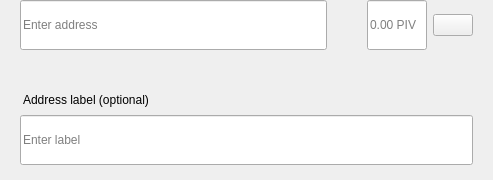
The window that src/qt/ksoc/forms/sendmultirow.ui (ksocsports/ksoc) describes before a commit, drawn with Qt 5.
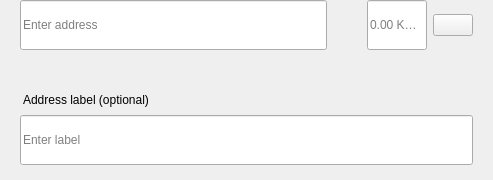
The same window after the commit.

Diff of the .ui file:
```diff
--- a/src/qt/ksoc/forms/sendmultirow.ui
+++ b/src/qt/ksoc/forms/sendmultirow.ui
@@ -198,7 +198,7 @@
            <set>Qt::AlignLeading|Qt::AlignLeft|Qt::AlignVCenter</set>
           </property>
           <property name="placeholderText">
-           <string notr="true">0.00 PIV</string>
+           <string notr="true">0.00 KSOC</string>
           </property>
          </widget>
         </item>
```
